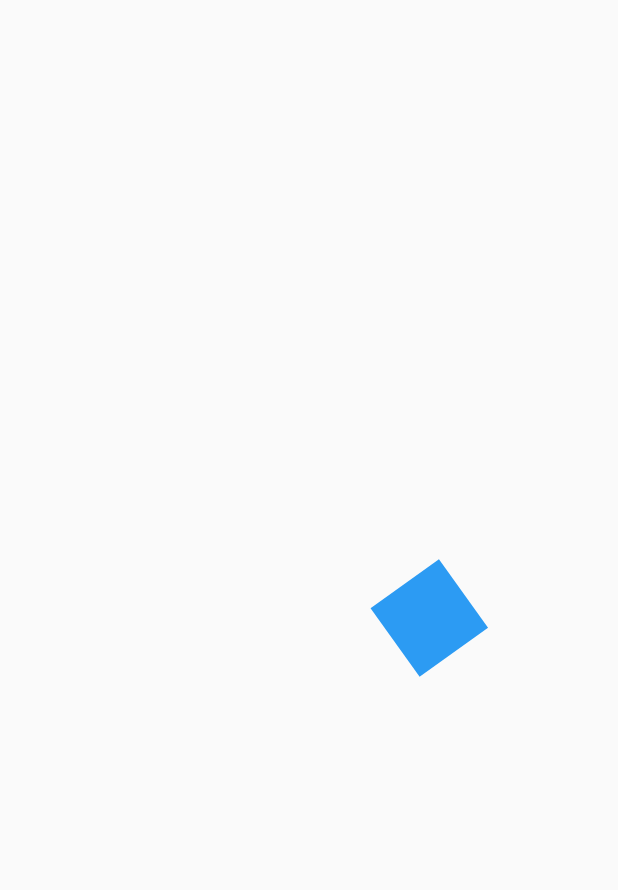
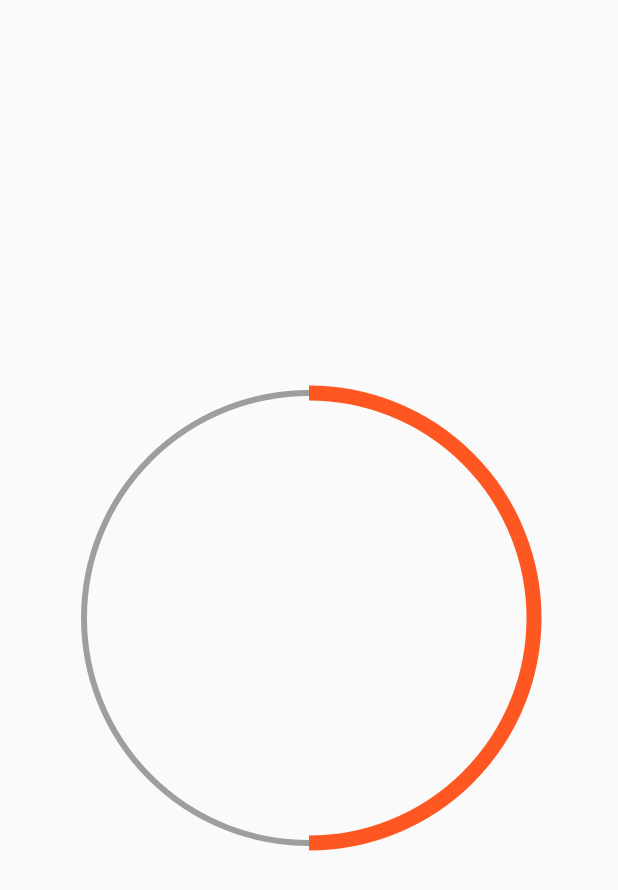
Before and after one commit to DavidBarcenas/flutter-painter-animations, a Flutter app: the first screen one second after launch, on a phone screen of 412 x 824 dp. Shown: the top 890 px of the screen. Run offline on Flutter 3.47's test engine with Material 2 defaults, Android fonts, the phone set to English and light mode, and no system bars.

Commit message:
feat: Circular progress

```diff
--- a/lib/main.dart
+++ b/lib/main.dart
@@ -1,5 +1,6 @@
 import 'package:flutter/material.dart';
-import 'package:custom_painter/src/pages/animations/animations_page.dart';
+import 'package:custom_painter/src/pages/progress_page.dart';
+// import 'package:custom_painter/src/pages/animations/animations_page.dart';
 // import 'package:custom_painter/src/pages/designs/headers_page.dart';
 
 void main() {
@@ -13,7 +14,7 @@ class MyApp extends StatelessWidget {
     return MaterialApp(
       debugShowCheckedModeBanner: false,
       title: 'Designs and Animations',
-      home: AnimationsPage(),
+      home: ProgressPage(),
     );
   }
 }
--- /dev/null
+++ b/lib/src/pages/progress_page.dart
@@ -0,0 +1,59 @@
+import 'dart:math';
+
+import 'package:flutter/material.dart';
+
+class ProgressPage extends StatefulWidget {
+  @override
+  _ProgressPageState createState() => _ProgressPageState();
+}
+
+class _ProgressPageState extends State<ProgressPage> {
+  @override
+  Widget build(BuildContext context) {
+    return Scaffold(
+      body: Center(
+        child: Container(
+          width: 300,
+          height: 300,
+          // color: Colors.pinkAccent,
+          child: CustomPaint(painter: _RadialProgressPainter(50)),
+        ),
+      ),
+    );
+  }
+}
+
+class _RadialProgressPainter extends CustomPainter {
+  final percentage;
+
+  _RadialProgressPainter(this.percentage);
+
+  // Circle
+  @override
+  void paint(Canvas canvas, Size size) {
+    final paint = new Paint()
+      ..strokeWidth = 4
+      ..color = Colors.grey
+      ..style = PaintingStyle.stroke;
+
+    final c = new Offset(size.width * 0.5, size.height * 0.5);
+    final radius = min(size.width * 0.5, size.height * 0.5);
+
+    canvas.drawCircle(c, radius, paint);
+    // Arco
+    final paintArc = new Paint()
+      ..strokeWidth = 10
+      ..color = Colors.deepOrange
+      ..style = PaintingStyle.stroke;
+
+    // filling progress
+    double arcAngle = 2 * pi * (percentage / 100);
+    canvas.drawArc(Rect.fromCircle(center: c, radius: radius), -pi / 2,
+        arcAngle, false, paintArc);
+  }
+
+  @override
+  bool shouldRepaint(CustomPainter oldDelegate) {
+    return true;
+  }
+}
```
Also changed, not shown: lib/src/pages/animations_page.dart (renamed from lib/src/pages/animations/animations_page.dart, +7 -2 lines), lib/src/pages/headers_page.dart (renamed from lib/src/pages/designs/headers_page.dart).
